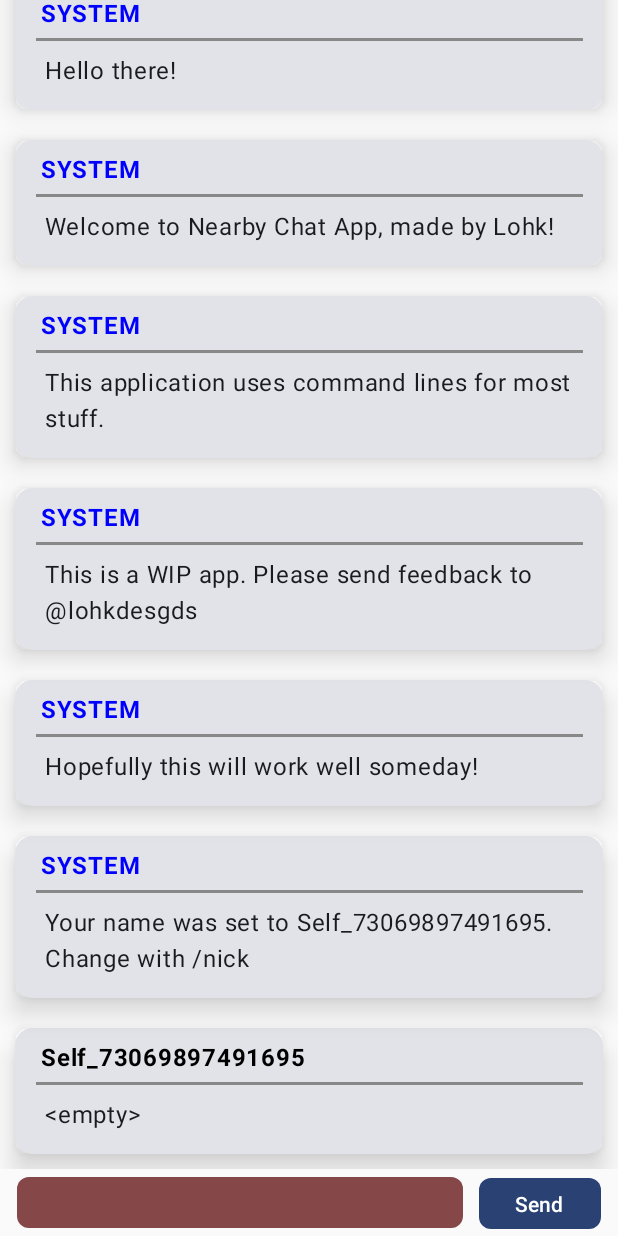
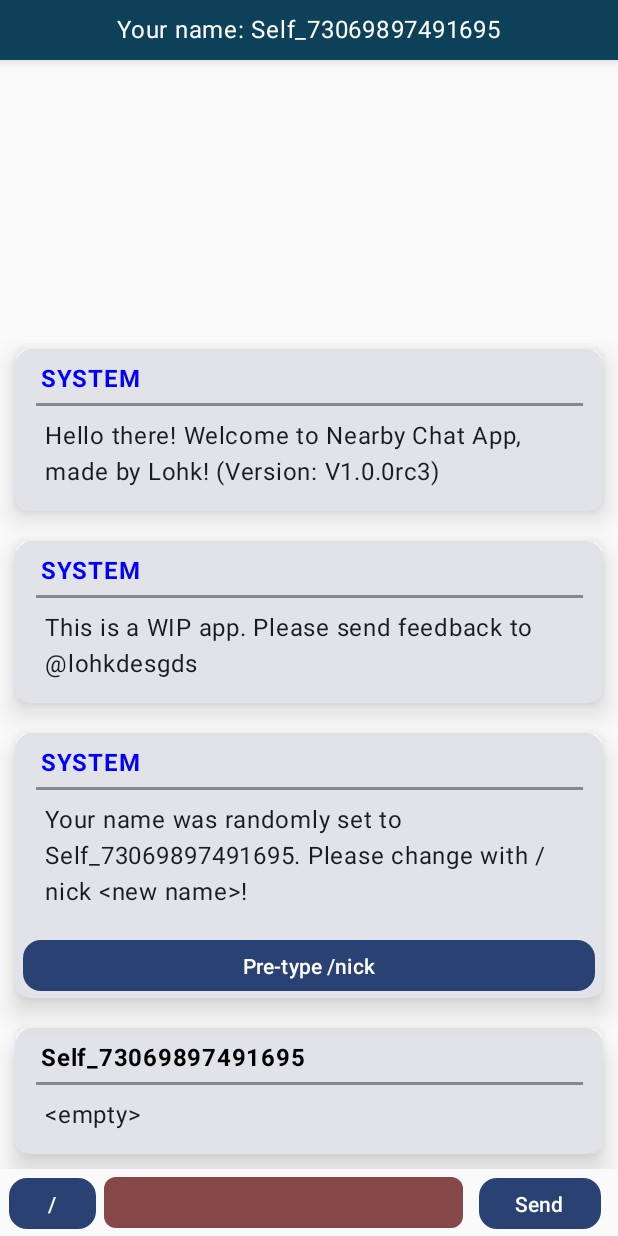
Before and after one commit to Lohkdesgds/BluetoothChatApp, an Android app built with Jetpack Compose: the screen it shows after launch (MainActivity), after a tap on "Send", on a phone screen of 412 x 824 dp. Run offline under Robolectric (Android 15) with nearby library versions, the phone set to English and light mode, and no system bars.

Commit message:
Fixed a lot of stuff, made cards button-ready, shows on top your current name all time

```diff
--- a/app/src/main/AndroidManifest.xml
+++ b/app/src/main/AndroidManifest.xml
@@ -18,6 +18,7 @@
 
     <application
         android:allowBackup="true"
+        android:label="Nearby Chat"
         android:dataExtractionRules="@xml/data_extraction_rules"
         android:fullBackupContent="@xml/backup_rules"
         android:icon="@mipmap/ic_launcher"
--- a/app/src/main/java/com/lsw/nearbychat/Chat.kt
+++ b/app/src/main/java/com/lsw/nearbychat/Chat.kt
@@ -24,6 +24,7 @@ import androidx.compose.material3.Text
 import androidx.compose.runtime.Composable
 import androidx.compose.runtime.MutableState
 import androidx.compose.runtime.mutableStateOf
+import androidx.compose.ui.Alignment
 import androidx.compose.ui.Modifier
 import androidx.compose.ui.draw.shadow
 import androidx.compose.ui.graphics.Color
@@ -31,7 +32,9 @@ import androidx.compose.ui.text.font.FontWeight
 import androidx.compose.ui.unit.Dp
 import androidx.compose.ui.unit.dp
 
-class MMessageCard(val m_obj: MMessage, val is_sys: Int){
+class MMessageCommander(val m_text: String, val m_action: () -> Unit)
+
+class MMessageCard(val m_obj: MMessage, val is_sys: Int, val m_cmd : List<MMessageCommander> = listOf<MMessageCommander>()){
     @Composable
     fun draw()
     {
@@ -73,49 +76,107 @@ class MMessageCard(val m_obj: MMessage, val is_sys: Int){
 
             Text(
                 modifier = Modifier.padding(start = 20.dp, top = 8.dp, end = 20.dp, bottom = 14.dp),
-                text = m_obj.msg
+                text = "${m_obj.msg}"
             )
+
+            if (m_cmd.size > 0) {
+                for (i in 0 .. (m_cmd.size - 1) step 2) {
+                    Row(
+                        modifier = Modifier
+                            .fillMaxWidth()
+                            .padding(0.dp)
+
+                    ) {
+                        Button(
+                            onClick = { m_cmd[i].m_action() },
+                            modifier = Modifier
+                                .weight(0.5f)
+                                .padding(all = 5.dp)
+                                .requiredHeight(34.dp),
+                            shape = RoundedCornerShape(12.dp)
+
+                        ) {
+                            Text(text = m_cmd[i].m_text)
+                        }
+
+                        if ((i + 1) < m_cmd.size) {
+                            Button(
+                                onClick = { m_cmd[i+1].m_action() },
+                                modifier = Modifier
+                                    .weight(0.5f)
+                                    .padding(all = 5.dp)
+                                    .requiredHeight(34.dp),
+                                shape = RoundedCornerShape(12.dp)
+
+                            ) {
+                                Text(text = m_cmd[i+1].m_text)
+                            }
+                        }
+
+                        /*m_cmd.forEach {
+                            Button(
+                                onClick = { it.m_action() },
+                                modifier = Modifier
+                                    .weight(0.5f)
+                                    .padding(all = 5.dp)
+                                    .requiredHeight(34.dp),
+                                shape = RoundedCornerShape(12.dp)
+
+                            ) {
+                                Text(text = it.m_text)
+                            }
+
+                        }*/
+                    }
+                }
+
+
+            }
         }
     }
 }
 
 @Suppress("DEPRECATION")
-class MDisplay(private val m_pref: MPreferences, private val context: Context, private val m_input_handler: (String) -> Boolean, private val m_output_copy: (String, String) -> Unit) {
+class MDisplay(
+    private val m_pref: MPreferences,
+    private val context: Context,
+    private val m_input_handler: (String) -> Boolean,
+    private val m_output_copy: (String, String) -> Unit,
+    private val m_cmd_list: List<MMessageCommander>
+) {
     companion object {
         const val MAX_MESSAGES_ON_LIST: Int = 100
         val OFFSET_FIX_INPUT_DP: Dp = 18.dp
     }
 
-    var m_self_name: String = ""
+    var m_self_name: MutableState<String> = mutableStateOf("")
     private lateinit var m_pref_ref: SharedPreferences
     private val m_input_value: MutableState<String> = mutableStateOf("")
     private val m_message_list: MutableState<List<MMessageCard>> = mutableStateOf(arrayListOf<MMessageCard>())
 
     init {
-        m_self_name = m_pref.get("username", "Self_" + (Math.floor(Math.random() * 9999999.0f)).toInt().toString() + (Math.floor(Math.random() * 9999999.0f)).toInt().toString())
+        m_self_name.value = m_pref.get("username", "Self_" + (Math.floor(Math.random() * 9999999.0f)).toInt().toString() + (Math.floor(Math.random() * 9999999.0f)).toInt().toString())
+        m_pref.set("username", m_self_name.value)
 
         val curr_msgs = m_pref.getList("messages")
         populate_list_with(curr_msgs)
 
         if (curr_msgs.size == 0) {
-            post_system("Hello there!")
-            post_system("Welcome to Nearby Chat App, made by Lohk!")
-            post_system("This application uses command lines for most stuff.")
+            post_system("Hello there! Welcome to Nearby Chat App, made by Lohk! (Version: V1.0.0rc3)")
             post_system("This is a WIP app. Please send feedback to @lohkdesgds")
-            post_system("Hopefully this will work well someday!")
-            post_system("Your name was set to $m_self_name. Change with /nick")
+            post_system("Your name was randomly set to ${m_self_name.value}. Please change with /nick <new name>!", listOf(MMessageCommander("Pre-type /nick", {cmd_pretype_nick()})))
         }
         else {
-            post_system("Welcome back, $m_self_name!")
+            post_system("Welcome back, ${m_self_name.value}! (Version: V1.0.0rc3)")
+
         }
-
     }
 
     // this will broadcast
     fun post_self_auto(msg: String)
     {
-        m_output_copy(m_self_name, msg)
-        post(m_self_name, msg, false)
+        m_output_copy(m_self_name.value, msg)
+        post(m_self_name.value, msg, false)
     }
 
     // this is local
@@ -125,11 +186,10 @@ class MDisplay(private val m_pref: MPreferences, private val context: Context, p
     }
 
     // this is local
-    fun post_system(msg: String)
+    fun post_system(msg: String, m_cmd : List<MMessageCommander> = listOf<MMessageCommander>())
     {
-        post("SYSTEM", msg, true)
+        post("SYSTEM", msg, true, m_cmd)
     }
-
 
     @Composable
     fun draw()
@@ -140,7 +200,13 @@ class MDisplay(private val m_pref: MPreferences, private val context: Context, p
                 .imePadding(),
             verticalArrangement = Arrangement.SpaceBetween
         ) {
-            //Text(modifier = Modifier.fillMaxWidth(), text = "THIS IS AN EARLY ACCESS, IT MAY CRASH YOUR PHONE!")
+            Column(
+                modifier = Modifier.fillMaxWidth().shadow(5.dp).background(Color.hsl(200.0f, 0.75f, 0.2f, 1f)),
+                horizontalAlignment = Alignment.CenterHorizontally
+            ) {
+                Text(text = "Your name: ${m_self_name.value}", modifier = Modifier.padding(vertical = 8.dp),
+                    style = LocalTextStyle.current.copy(color = Color.White))
+            }
 
             // messages
             LazyColumn(
@@ -160,6 +226,16 @@ class MDisplay(private val m_pref: MPreferences, private val context: Context, p
                     .padding(horizontal = 6.dp)
 
             ) {
+                Button(
+                    onClick = { post_commands_box() },
+                    modifier = Modifier
+                        .padding(vertical = 5.dp)
+                        .requiredHeight(34.dp),
+                    shape = RoundedCornerShape(12.dp)
+
+                ) {
+                    Text(text = "/")
+                }
                 Card(
                     modifier = Modifier
                         .fillMaxWidth()
@@ -189,7 +265,7 @@ class MDisplay(private val m_pref: MPreferences, private val context: Context, p
                     modifier = Modifier
                         .padding(all = 5.dp)
                         .requiredHeight(34.dp),
-                    shape = RoundedCornerShape(8.dp)
+                    shape = RoundedCornerShape(12.dp)
 
                 ) {
                     Text(text = "Send")
@@ -198,7 +274,7 @@ class MDisplay(private val m_pref: MPreferences, private val context: Context, p
         }
     }
 
-    private fun convert_list() : List<String> {
+    fun convert_list() : List<String> {
         var lst = arrayListOf<String>()
 
         m_message_list.value.forEach { it -> lst.add(it.m_obj.toString()) /* custom toString */ }
@@ -211,7 +287,7 @@ class MDisplay(private val m_pref: MPreferences, private val context: Context, p
         m_message_list.value = arrayListOf<MMessageCard>()
         lst.forEach { it ->
             val msg = MMessage(it)
-            _postComplex(msg.ath, msg.msg, 2)
+            _postComplex(msg.ath, msg.msg, 2, listOf<MMessageCommander>())
         }
     }
 
@@ -223,19 +299,32 @@ class MDisplay(private val m_pref: MPreferences, private val context: Context, p
         m_input_value.value = "";
     }
 
-    private fun post(ath: String, msg: String, is_sys: Boolean){
+    fun cmd_pretype_nick()
+    {
+        m_input_value.value = "/nick ";
+    }
+
+    private fun post_commands_box()
+    {
+        post_system("Here are some commands!", m_cmd_list)
+            /*listOf<MMessageCommander>(
+                MMessageCommander("Send aaa") { post_other_auto("TEST", "aaa") },
+                MMessageCommander("Send bbb") { val tst = ::post_other_auto; tst("TEST", "bbb") }
+            )
+        );*/
+    }
+
+    private fun post(ath: String, msg: String, is_sys: Boolean, m_cmd : List<MMessageCommander> = listOf<MMessageCommander>()){
         when (is_sys) {
-            true -> _postComplex(ath, msg, 1)
-            false -> _postComplex(ath, msg, 0)
+            true -> _postComplex(ath, msg, 1, m_cmd)
+            false -> _postComplex(ath, msg, 0, m_cmd)
         }
     }
 
-    private fun _postComplex(ath: String, msg: String, is_sys: Int) {
-        if (msg.length > 0) m_message_list.value += MMessageCard(MMessage(ath, msg), is_sys)
-        else m_message_list.value += MMessageCard(MMessage(ath, "<empty>"), is_sys)
+    private fun _postComplex(ath: String, msg: String, is_sys: Int, m_cmd: List<MMessageCommander>) {
+        if (msg.length > 0) m_message_list.value += MMessageCard(MMessage(ath, msg), is_sys, m_cmd)
+        else m_message_list.value += MMessageCard(MMessage(ath, "<empty>"), is_sys, m_cmd)
 
         if (m_message_list.value.size > MAX_MESSAGES_ON_LIST) m_message_list.value = m_message_list.value.drop(1)
-
-        m_pref.setList("messages", convert_list())
     }
 }
--- a/app/src/main/java/com/lsw/nearbychat/MainActivity.kt
+++ b/app/src/main/java/com/lsw/nearbychat/MainActivity.kt
@@ -22,6 +22,8 @@ class MainActivity : ComponentActivity() {
     val m_nearby = MNearbyWork(this, this, m_nick_fcn = ::tunnelGetInnerSelfName, m_post_received = ::tunnelOthersMessage, m_system_message = ::tunnelSystemMessage)
     //var m_waiting_for_bt: Boolean = false
 
+    private var m_avoid_save = false
+
     override fun onCreate(savedInstanceState: Bundle?) {
         super.onCreate(savedInstanceState)
         requestAllPermissions(this)
@@ -31,7 +33,8 @@ class MainActivity : ComponentActivity() {
             m_pref,
             this,
             ::inputCmdHandler,
-            ::tunnelBroadcastSelf)
+            ::tunnelBroadcastSelf,
+            list_cmd())
         )
 
         setContent {
@@ -39,104 +42,58 @@ class MainActivity : ComponentActivity() {
         }
     }
 
+    override fun onBackPressed() {
+        if (!m_avoid_save) m_pref.setList("messages", m_display.value.convert_list())
+        cmd_stopall()
+        super.onBackPressed()
+    }
+
+
+    /*override fun onPause() { // left, but kept on
+        super.onPause()
+    }
+
+    override fun onResume() { // back from pause
+        super.onResume()
+        m_display.value.post_system("Hello! Welcome back once again!")
+    }*/
+
+    override fun onStop() {
+        if (!m_avoid_save) m_pref.setList("messages", m_display.value.convert_list())
+        cmd_stopall()
+        super.onStop()
+    }
 
     private fun inputCmdHandler(inn: String) : Boolean
     {
         return when {
             inn.startsWith("/nick") -> {
-                m_exec.execute( Runnable {
-                    try {
-                        if (m_nearby.friendCount() > 0) {
-                            m_display.value.post_system("You may not change your nick once connected to another device!")
-                        }
-                        else {
-                            val tmp = inn.substring("/nick ".length)
-                            if (tmp.length > 0) {
-                                m_display.value.m_self_name = tmp
-                                m_pref.set("username", tmp)
-                                m_display.value.post_system("Changed nick to ${m_display.value.m_self_name}")
-                            }
-                            else{
-                                m_display.value.post_system("Invalid nick")
-                            }
-                        }
-                    }
-                    catch(e: Exception) {
-                        m_display.value.post_system("Bad news, EXCEPTION: $e")
-                    }
-                } )
+                cmd_nick(inn)
                 true
             }
 
             inn.startsWith("/friendcount") -> {
-                m_exec.execute( Runnable {
-                    try {
-                        m_display.value.post_system("Friends connected to this device: ${m_nearby.friendCount()}")
-                    }
-                    catch(e: Exception) {
-                        m_display.value.post_system("Bad news, EXCEPTION: $e")
-                    }
-                } )
+                cmd_friendcount()
                 true
             }
 
             inn.startsWith("/friendlist") -> {
-                m_exec.execute( Runnable {
-                    try {
-                        var str: String = ""
-                        m_nearby.friendList().forEach {
-                            str += it + "\n"
-                        }
-                        if (str.length > 0) str.dropLast(1)
-
-                        m_display.value.post_system("Friends connected to this device:\n$str")
-                    }
-                    catch(e: Exception) {
-                        m_display.value.post_system("Bad news, EXCEPTION: $e")
-                    }
-                } )
+                cmd_friendlist()
                 true
             }
 
             inn.startsWith("/advertise") -> {
-                m_exec.execute( Runnable {
-                    try{
-                        m_display.value.post_system("Enabling advertising...")
-                        m_nearby.startAdvertising()
-                        m_display.value.post_system("Hopefully good.")
-                    }
-                    catch(e: Exception) {
-                        m_display.value.post_system("Bad news, EXCEPTION: $e")
-                    }
-                } )
+                cmd_advertise()
                 true
             }
 
             inn.startsWith("/discover") -> {
-                m_exec.execute( Runnable {
-                    try{
-                        m_display.value.post_system("Enabling discovery...")
-                        m_nearby.startDiscovering()
-                        m_display.value.post_system("Hopefully good.")
-                    }
-                    catch(e: Exception) {
-                        m_display.value.post_system("Bad news, EXCEPTION: $e")
-                    }
-                } )
+                cmd_discover()
                 true
             }
 
             inn.startsWith("/stopall") -> {
-                m_exec.execute( Runnable {
-                    try {
-                        m_display.value.post_system("Requesting stop of advertise/discover...")
-                        m_nearby.stopAndCleanUp()
-                        m_display.value.post_system("Hopefully good.")
-                    }
-                    catch(e: Exception) {
-                        m_display.value.post_system("Bad news, EXCEPTION: $e")
-                    }
-                } )
+                cmd_stopall()
                 true
             }
 
@@ -161,7 +118,7 @@ class MainActivity : ComponentActivity() {
 
     private fun tunnelGetInnerSelfName(): String
     {
-        return m_display.value.m_self_name
+        return m_display.value.m_self_name.value
     }
 
     private fun tunnelOthersMessage(ath: String, msg: String)
@@ -174,31 +131,123 @@ class MainActivity : ComponentActivity() {
         m_display.value.post_system(msg)
     }
 
-    /*@Suppress("DEPRECATION")
-    @SuppressLint("MissingPermission")
-    private fun listBluetoothToString() : String {
-        makeSureBluetoothIsInitialized()
 
-        if (!m_btwrap.is_enabled) {
-            m_btwrap.requestBluetooth()
-            return "Run the command again once bluetooth is enabled"
-        }
-
-        var str: String = "Devices (${m_btwrap.m_devices.size}):\n"
-
-        m_btwrap.m_devices.forEachIndexed() {
-            idx, each ->
-                if (idx != m_btwrap.m_devices.size - 1) str += "#${idx} ${each.name}\n"
-                else str += "#${idx} ${each.name}"
-        }
-
-        return str
+    private fun list_cmd() : List<MMessageCommander> {
+        return listOf(
+            MMessageCommander("/friendcount") { cmd_friendcount() },
+            MMessageCommander("/friendlist") { cmd_friendlist() },
+            MMessageCommander("/advertise (host)") { cmd_advertise() },
+            MMessageCommander("/discover (client)") { cmd_discover() },
+            MMessageCommander("/stopall") { cmd_stopall() },
+            MMessageCommander("/nick (pre-type)") { cmd_pretype_nick() },
+            MMessageCommander("/reset") { m_avoid_save = true; m_pref.clear(); this.finishAffinity() }
+        )
     }
 
-    private fun makeSureBluetoothIsInitialized() {
-        if (!::m_btwrap.isInitialized) {
-            m_btwrap = MBluetoothWrapper(this)
-        }
-    }*/
+    private fun cmd_pretype_nick()
+    {
+        m_display.value.cmd_pretype_nick()
+    }
+
+    private fun cmd_nick(inn: String)
+    {
+        m_exec.execute( Runnable {
+            try {
+                if (m_nearby.friendCount() > 0) {
+                    m_display.value.post_system("You may not change your nick once connected to another device!")
+                }
+                else {
+                    val tmp = inn.substring("/nick ".length)
+                    if (tmp.length > 0) {
+                        m_display.value.m_self_name.value = tmp
+                        m_pref.set("username", tmp)
+                        m_display.value.post_system("Changed nick to ${m_display.value.m_self_name.value}")
+                    }
+                    else{
+                        m_display.value.post_system("Invalid nick")
+                    }
+                }
+            }
+            catch(e: Exception) {
+                m_display.value.post_system("Bad news, EXCEPTION: $e")
+            }
+        } )
+    }
+
+    private fun cmd_friendcount()
+    {
+        m_exec.execute( Runnable {
+            try {
+                m_display.value.post_system("Friends connected to this device: ${m_nearby.friendCount()}")
+            }
+            catch(e: Exception) {
+                m_display.value.post_system("Bad news, EXCEPTION: $e")
+            }
+        } )
+    }
+
+    private fun cmd_friendlist()
+    {
+        m_exec.execute( Runnable {
+            try {
+                var str: String = ""
+                m_nearby.friendList().forEach {
+                    str += it + "\n"
+                }
+                if (str.length > 0) str.dropLast(1)
+
+                m_display.value.post_system("Friends connected to this device:\n$str")
+            }
+            catch(e: Exception) {
+                m_display.value.post_system("Bad news, EXCEPTION: $e")
+            }
+        } )
+    }
+
+    private fun cmd_advertise()
+    {
+        m_exec.execute( Runnable {
+            try{
+                m_nearby.startAdvertising()
+            }
+            catch(e: Exception) {
+                m_display.value.post_system("Could not enable advertising, EXCEPTION: $e")
+            }
+            finally {
+                m_display.value.post_system("It should be ready soon!")
+            }
+        } )
+    }
+
+    private fun cmd_discover()
+    {
+        m_exec.execute( Runnable {
+            try{
+                m_nearby.startDiscovering()
+            }
+            catch(e: Exception) {
+                m_display.value.post_system("Could not enable discovery, EXCEPTION: $e")
+            }
+            finally {
+                m_display.value.post_system("It should be ready soon!")
+            }
+        } )
+    }
+
+    private fun cmd_stopall()
+    {
+        m_exec.execute( Runnable {
+            var was_enabled = false
+            try {
+                was_enabled = m_nearby.stopAndCleanUp()
+            }
+            catch(e: Exception) {
+                m_display.value.post_system("Could not stop? EXCEPTION: $e")
+            }
+            finally {
+                if (was_enabled) m_display.value.post_system("Stopped connections.")
+            }
+        } )
+    }
 
 }
--- a/app/src/main/java/com/lsw/nearbychat/PermissionRequest.kt
+++ b/app/src/main/java/com/lsw/nearbychat/PermissionRequest.kt
@@ -23,18 +23,28 @@ fun requestAllPermissions(self: MainActivity)
 
     var permissions = arrayListOf<String>();
 
+    if (ActivityCompat.checkSelfPermission(self, Manifest.permission.ACCESS_WIFI_STATE) != PackageManager.PERMISSION_GRANTED)
+        permissions.add(Manifest.permission.ACCESS_WIFI_STATE);
+    if (ActivityCompat.checkSelfPermission(self, Manifest.permission.CHANGE_WIFI_STATE) != PackageManager.PERMISSION_GRANTED)
+        permissions.add(Manifest.permission.CHANGE_WIFI_STATE);
+    if (ActivityCompat.checkSelfPermission(self, Manifest.permission.BLUETOOTH) != PackageManager.PERMISSION_GRANTED)
+        permissions.add(Manifest.permission.BLUETOOTH);
     if (ActivityCompat.checkSelfPermission(self, Manifest.permission.BLUETOOTH_CONNECT) != PackageManager.PERMISSION_GRANTED)
         permissions.add(Manifest.permission.BLUETOOTH_CONNECT);
     if (ActivityCompat.checkSelfPermission(self, Manifest.permission.BLUETOOTH_ADMIN) != PackageManager.PERMISSION_GRANTED)
         permissions.add(Manifest.permission.BLUETOOTH_ADMIN);
+    if (ActivityCompat.checkSelfPermission(self, Manifest.permission.ACCESS_COARSE_LOCATION) != PackageManager.PERMISSION_GRANTED)
+        permissions.add(Manifest.permission.ACCESS_COARSE_LOCATION);
     if (ActivityCompat.checkSelfPermission(self, Manifest.permission.ACCESS_FINE_LOCATION) != PackageManager.PERMISSION_GRANTED)
         permissions.add(Manifest.permission.ACCESS_FINE_LOCATION);
     if (ActivityCompat.checkSelfPermission(self, Manifest.permission.BLUETOOTH_ADVERTISE) != PackageManager.PERMISSION_GRANTED)
         permissions.add(Manifest.permission.BLUETOOTH_ADVERTISE);
+    if (ActivityCompat.checkSelfPermission(self, Manifest.permission.BLUETOOTH_SCAN) != PackageManager.PERMISSION_GRANTED)
+        permissions.add(Manifest.permission.BLUETOOTH_SCAN);
+    if (ActivityCompat.checkSelfPermission(self, Manifest.permission.READ_NEARBY_STREAMING_POLICY) != PackageManager.PERMISSION_GRANTED)
+        permissions.add(Manifest.permission.READ_NEARBY_STREAMING_POLICY);
     if (ActivityCompat.checkSelfPermission(self, Manifest.permission.NEARBY_WIFI_DEVICES) != PackageManager.PERMISSION_GRANTED)
         permissions.add(Manifest.permission.NEARBY_WIFI_DEVICES);
-    if (ActivityCompat.checkSelfPermission(self, Manifest.permission.ACCESS_WIFI_STATE) != PackageManager.PERMISSION_GRANTED)
-        permissions.add(Manifest.permission.ACCESS_WIFI_STATE);
     if (ActivityCompat.checkSelfPermission(self, Manifest.permission.BLUETOOTH_SCAN) != PackageManager.PERMISSION_GRANTED)
         permissions.add(Manifest.permission.BLUETOOTH_SCAN);
 
```
Also changed, not shown: app/src/main/java/com/lsw/nearbychat/NearbyWork.kt (+6 -158 lines).
